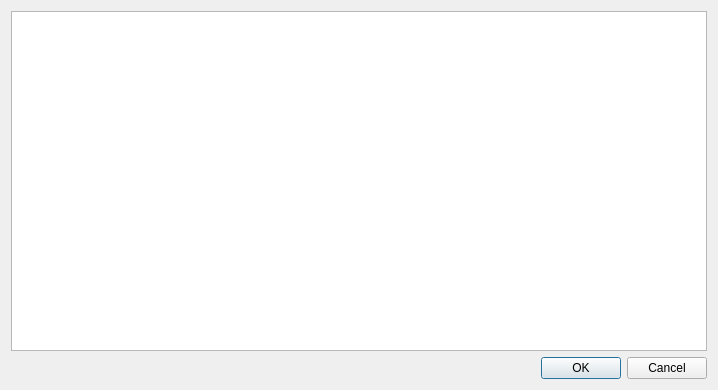
This is res/backupviewer.ui in computergeek1507/ControllerBackup as Qt 5 draws it before an edit. The edited form follows.
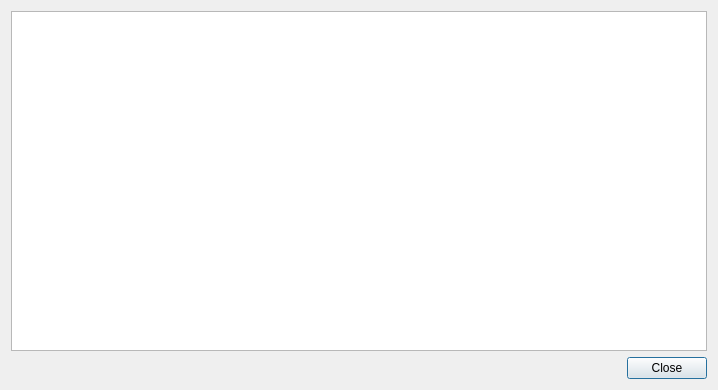
This is the edited form. Icons and pictures are not drawn.

Commit message: fix close button

```diff
--- a/res/backupviewer.ui
+++ b/res/backupviewer.ui
@@ -27,7 +27,10 @@
       <enum>Qt::Horizontal</enum>
      </property>
      <property name="standardButtons">
-      <set>QDialogButtonBox::Cancel|QDialogButtonBox::Ok</set>
+      <set>QDialogButtonBox::Close</set>
+     </property>
+     <property name="centerButtons">
+      <bool>false</bool>
      </property>
     </widget>
    </item>
```
The commit also changes 2 other files.
